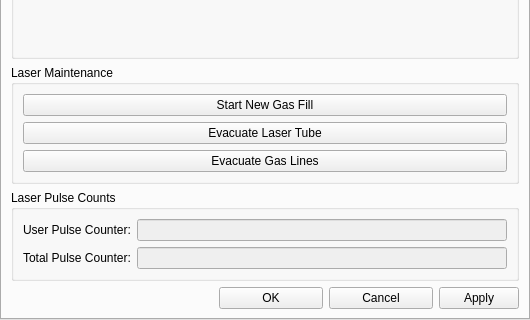
Above: src/ui/pld_settings.ui from ibrummel/PLD-Laser-Brain before the change; both pictures show x 0 to 530 and y 709 to 1029 of the 530 by 1029 pixel window. Below: the same form after it.
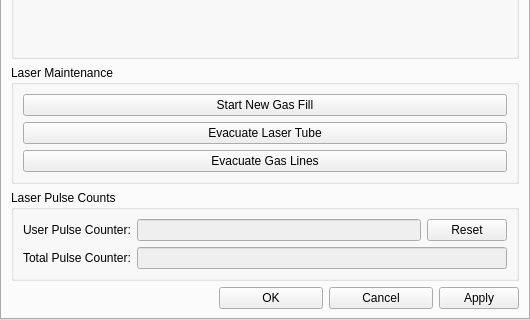
That is the form after the change. Icons and pictures are not drawn.

Commit message: Added a button to reset the user pulse counter

The edit to the form file:
```diff
--- a/src/ui/pld_settings.ui
+++ b/src/ui/pld_settings.ui
@@ -10,6 +10,12 @@
     <height>1029</height>
    </rect>
   </property>
+  <property name="sizePolicy">
+   <sizepolicy hsizetype="Expanding" vsizetype="Minimum">
+    <horstretch>0</horstretch>
+    <verstretch>0</verstretch>
+   </sizepolicy>
+  </property>
   <property name="cursor">
    <cursorShape>ArrowCursor</cursorShape>
   </property>
@@ -540,20 +546,37 @@
         </widget>
        </item>
        <item row="0" column="1">
+        <layout class="QHBoxLayout" name="horizontalLayout_4" stretch="1,0">
+         <item>
         <widget class="QLineEdit" name="line_pulse_counter_user">
          <property name="enabled">
           <bool>false</bool>
          </property>
         </widget>
        </item>
-       <item row="1" column="0">
+         <item>
+          <widget class="QPushButton" name="btn_reset_user_counter">
+           <property name="sizePolicy">
+            <sizepolicy hsizetype="Minimum" vsizetype="Minimum">
+             <horstretch>0</horstretch>
+             <verstretch>0</verstretch>
+            </sizepolicy>
+           </property>
+           <property name="text">
+            <string>Reset</string>
+           </property>
+          </widget>
+         </item>
+        </layout>
+       </item>
+       <item row="2" column="0">
         <widget class="QLabel" name="lbl_pulse_counter_total">
          <property name="text">
           <string>Total Pulse Counter:</string>
          </property>
         </widget>
        </item>
-       <item row="1" column="1">
+       <item row="2" column="1">
         <widget class="QLineEdit" name="line_pulse_counter_total">
          <property name="enabled">
           <bool>false</bool>
```
Lines whose indentation alone changed are shown as unchanged. The commit also changes 1 other file.
